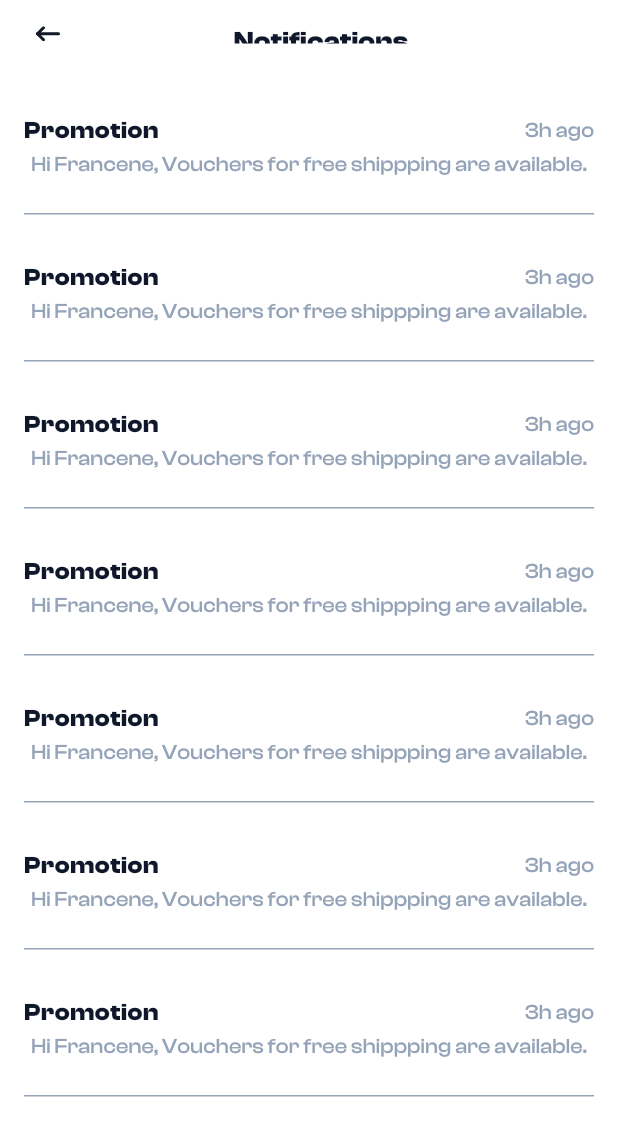
After one commit to leloucheamsted/mokolo, a Flutter app: the HomePage screen opened by its route, after a tap on an icon or button, on a phone screen of 412 x 824 dp. The commit adds this screen. Shown: the top 1136 px of the screen. Run offline on Flutter 3.47's test engine with Material 2 defaults, Android fonts, the phone set to English and light mode, and no system bars; our stand-ins replace carousel_slider, connectivity_plus, dartz, flutter_modular, flutter_svg, pin_code_fields and 2 more; project files that could hold a hidden picture were left out.

Commit message:
notification ui

```diff
--- a/lib/app_module.dart
+++ b/lib/app_module.dart
@@ -1,6 +1,7 @@
 import 'package:flutter_modular/flutter_modular.dart';
 import 'package:mokolo/modules/core/layout/layout.module.dart';
 import 'package:mokolo/modules/home/home.module.dart';
+import 'package:mokolo/modules/notifications/notifications.module.dart';
 import 'package:mokolo/modules/user/auth.module.dart';
 import 'package:mokolo/modules/user/onboarding.module.dart';
 import 'package:mokolo/routes/nav_observer.dart';
@@ -24,8 +25,9 @@ class AppModule extends Module {
   final List<ModularRoute> routes = [
     ChildRoute(AppRoute.initial.path, child: (_, __) => const SplashPage()),
     ModuleRoute(AppRoute.auth.path, module: AuthModule()),
+    ModuleRoute(AppRoute.layout.path, module: LayoutModule()),
     ModuleRoute(AppRoute.home.path, module: HomeModule()),
-    ModuleRoute(AppRoute.layout.path, module: LayoutModule()),
+    ModuleRoute(AppRoute.notification.path, module: NotificationModule()),
     ModuleRoute(AppRoute.onboarding.path, module: OnBoardingModule()),
     WildcardRoute(child: (context, args) => const RouteNotFoundPage()),
   ];
--- a/lib/modules/common/constants/layout_constants.dart
+++ b/lib/modules/common/constants/layout_constants.dart
@@ -29,14 +29,14 @@ class LayoutConstants {
   static const double paddingLarge = 16.0;
   static const double paddingMedium = 12.0;
   static const double paddingSmall = 10.0;
+  static const double paddingZero = 0.0;
 
   // Icon Size
-  static const double large =24.0;
-  static const double medium =20.0;
-
+  static const double large = 24.0;
+  static const double medium = 20.0;
 
   // Others
-  static const double actionBtnHeight=56.0;
-  static const double textFieldHeight=56.0;
-  static const double appBarSize =45.0;
+  static const double actionBtnHeight = 56.0;
+  static const double textFieldHeight = 56.0;
+  static const double appBarSize = 45.0;
 }
--- a/lib/modules/common/widgets/appBar/app_bar.dart
+++ b/lib/modules/common/widgets/appBar/app_bar.dart
@@ -1,2 +1,2 @@
 export './blank_app_bar.dart';
-export './back__empty_app_bar.dart';
+export 'back_custom_app_bar.dart';
--- a/lib/modules/common/widgets/appBar/back__empty_app_bar.dart
+++ b/lib/modules/common/widgets/appBar/back_custom_app_bar.dart
@@ -3,10 +3,10 @@ import 'dart:io';
 import '../../constants/constants.dart';
 import '../../constants/layout_constants.dart';
 
-class BackEmptyAppBar extends StatelessWidget {
+class BackCustomAppBar extends StatelessWidget {
   final Widget child;
   final VoidCallback callback;
-  const BackEmptyAppBar(
+  const BackCustomAppBar(
       {super.key, required this.callback, required this.child});
 
   @override
@@ -17,7 +17,7 @@ class BackEmptyAppBar extends StatelessWidget {
       padding: const EdgeInsets.symmetric(
           horizontal: LayoutConstants.paddingXlarge,
           vertical: LayoutConstants.paddingLarge),
-      height: LayoutConstants.appBarSize * 2,
+      height: LayoutConstants.appBarSize * 2.2,
       color: ColorPalette.white,
       alignment: Alignment.bottomLeft,
       child: child,
--- a/lib/modules/home/home.module.dart
+++ b/lib/modules/home/home.module.dart
@@ -1,7 +1,6 @@
 import 'package:flutter_modular/flutter_modular.dart';
 import 'package:mokolo/modules/home/presentation/pages/home.page.dart';
 import 'package:mokolo/modules/home/presentation/pages/store.page.dart';
-import 'package:mokolo/modules/user/presentation/onboarding/pages/onboarding_page.dart';
 import 'package:mokolo/routes/app_routes.enum.dart';
 
 class HomeModule extends Module {
--- a/lib/modules/home/presentation/pages/ui/home_app_bar.dart
+++ b/lib/modules/home/presentation/pages/ui/home_app_bar.dart
@@ -1,7 +1,9 @@
 import 'package:flutter/material.dart';
+import 'package:flutter_modular/flutter_modular.dart';
 import 'package:flutter_svg/svg.dart';
 import 'package:mokolo/modules/common/widgets/widgets.dart';
 
+import '../../../../../routes/app_routes.enum.dart';
 import '../../../../common/constants/constants.dart';
 import '../../../../common/constants/layout_constants.dart';
 
@@ -28,8 +30,25 @@ class HomeAppBar extends StatelessWidget {
                   fontSize: FontsSize.head4),
             ),
             SizedBox(
-                child: const BadgeIconButton(
-                    iconName: IconsName.notification, badgeCount: "2"))
+                child: Material(
+              color: Colors.white.withOpacity(0.0),
+              child: InkWell(
+                splashColor: ColorPalette.secondaryBase,
+                borderRadius: BorderRadius.circular(LayoutConstants.radiusBig),
+                onTap: () {
+                  Modular.to.pushNamed(AppRoute.notification.path);
+                },
+                child: Ink(
+                  decoration: BoxDecoration(
+                    color: ColorPalette.white,
+                    borderRadius:
+                        BorderRadius.circular(LayoutConstants.radiusBig),
+                  ),
+                  child: const BadgeIconButton(
+                      iconName: IconsName.notification, badgeCount: "2"),
+                ),
+              ),
+            ))
           ]),
     );
     ;
--- a/lib/modules/home/presentation/pages/ui/store_app_bar.dart
+++ b/lib/modules/home/presentation/pages/ui/store_app_bar.dart
@@ -15,7 +15,7 @@ class StoreAppBar extends StatelessWidget {
           horizontal: LayoutConstants.paddingXlarge,
           vertical: LayoutConstants.paddingLarge),
       alignment: Alignment.bottomCenter,
-      height: LayoutConstants.appBarSize * 3,
+      height: LayoutConstants.appBarSize * 2.2,
       child: Row(
         mainAxisAlignment: MainAxisAlignment.spaceBetween,
         crossAxisAlignment: CrossAxisAlignment.center,
--- /dev/null
+++ b/lib/modules/notifications/notifications.module.dart
@@ -0,0 +1,15 @@
+import 'package:flutter_modular/flutter_modular.dart';
+import 'package:mokolo/modules/notifications/presentation/pages/notifications.page.dart';
+import 'package:mokolo/routes/app_routes.enum.dart';
+
+class NotificationModule extends Module {
+  @override
+  //--
+  @override
+  List<ModularRoute> get routes => [
+        ChildRoute(
+          AppRoute.notification.pathAsChild,
+          child: (context, args) => const NotificationPage(),
+        ),
+      ];
+}
--- /dev/null
+++ b/lib/modules/notifications/presentation/pages/notifications.page.dart
@@ -0,0 +1,65 @@
+import 'package:flutter/material.dart';
+import 'package:flutter_svg/svg.dart';
+import 'package:mokolo/modules/common/constants/constants.dart';
+
+import '../../../common/constants/layout_constants.dart';
+import '../../../common/widgets/appBar/back_custom_app_bar.dart';
+import 'ui/notification_item.dart';
+
+class NotificationPage extends StatelessWidget {
+  const NotificationPage({super.key});
+
+  @override
+  Widget build(BuildContext context) {
+    return Scaffold(
+      backgroundColor: ColorPalette.white,
+      appBar: AppBar(
+        automaticallyImplyLeading: false,
+        toolbarHeight: LayoutConstants.appBarSize,
+        flexibleSpace: BackCustomAppBar(
+          callback: () {},
+          child: Row(
+            children: [
+              SvgPicture.asset(IconsName.back),
+              const Spacer(),
+              const Text(
+                'Notifications',
+                textAlign: TextAlign.center,
+                style: TextStyle(
+                    color: ColorPalette.greyScale900,
+                    fontStyle: FontStyle.normal,
+                    fontWeight: FontWeight.w600,
+                    letterSpacing: 0.1,
+                    fontSize: FontsSize.xlarge,
+                    fontFamily: Fonts.bold),
+              ),
+              const Spacer(),
+            ],
+          ),
+        ),
+      ),
+      body: const SafeArea(
+        child: Padding(
+          padding: EdgeInsets.fromLTRB(
+              LayoutConstants.paddingZero,
+              LayoutConstants.paddingLarge,
+              LayoutConstants.paddingZero,
+              LayoutConstants.paddingZero),
+          child: SingleChildScrollView(
+            child: Column(
+              children: [
+                NotificationItem(),
+                NotificationItem(),
+                NotificationItem(),
+                NotificationItem(),
+                NotificationItem(),
+                NotificationItem(),
+                NotificationItem(),
+              ],
+            ),
+          ),
+        ),
+      ),
+    );
+  }
+}
--- /dev/null
+++ b/lib/modules/notifications/presentation/pages/ui/notification_item.dart
@@ -0,0 +1,71 @@
+import 'package:flutter/material.dart';
+import 'package:mokolo/modules/common/constants/constants.dart';
+import 'package:mokolo/modules/common/constants/layout_constants.dart';
+
+class NotificationItem extends StatelessWidget {
+  const NotificationItem({super.key});
+
+  @override
+  Widget build(BuildContext context) {
+    return Container(
+      // decoration: const BoxDecoration(
+      //   border: Border(
+      //       bottom: BorderSide(width: 1, color: ColorPalette.greyScale400)),
+      // ),
+      child: const Padding(
+        padding: EdgeInsets.all(LayoutConstants.paddingLarge),
+        child: Column(
+          children: [
+            Row(
+              mainAxisAlignment: MainAxisAlignment.spaceBetween,
+              crossAxisAlignment: CrossAxisAlignment.center,
+              children: [
+                Text(
+                  'Promotion',
+                  style: TextStyle(
+                    color: ColorPalette.greyScale900,
+                    fontSize: FontsSize.large,
+                    fontFamily: Fonts.bold,
+                    letterSpacing: 0.4,
+                    fontWeight: FontWeight.w600,
+                  ),
+                ),
+                Text(
+                  '3h ago',
+                  style: TextStyle(
+                    color: ColorPalette.greyScale400,
+                    fontSize: FontsSize.medium,
+                    fontFamily: Fonts.medium,
+                    letterSpacing: 0.1,
+                    fontWeight: FontWeight.w500,
+                  ),
+                ),
+              ],
+            ),
+            SizedBox(
+              height: LayoutConstants.spacingXsmall / 2,
+            ),
+            Text(
+              'Hi Francene, Vouchers for free shippping are available.',
+              style: TextStyle(
+                color: ColorPalette.greyScale400,
+                fontSize: FontsSize.medium,
+                fontFamily: Fonts.medium,
+                letterSpacing: 0.1,
+                fontWeight: FontWeight.w500,
+              ),
+            ),
+            SizedBox(
+              height: LayoutConstants.spacingLarge,
+            ),
+            Divider(
+              height: 1,
+              color: ColorPalette.greyScale400,
+            ),
+          ],
+        ),
+      ),
+      // color: Colors.red,
+    );
+  }
+}
--- a/lib/modules/user/presentation/auth/pages/otp_page.dart
+++ b/lib/modules/user/presentation/auth/pages/otp_page.dart
@@ -6,7 +6,7 @@ import 'package:mokolo/modules/user/presentation/auth/pages/ui/input_code.dart';
 import '../../../../../routes/app_routes.enum.dart';
 import '../../../../common/constants/constants.dart';
 import '../../../../common/constants/layout_constants.dart';
-import '../../../../common/widgets/appBar/back__empty_app_bar.dart';
+import '../../../../common/widgets/appBar/back_custom_app_bar.dart';
 import '../../../../common/widgets/buttons/action_button.dart';
 
 class OtpPage extends StatefulWidget {
@@ -23,7 +23,7 @@ class _OtpPageState extends State<OtpPage> {
       appBar: AppBar(
         automaticallyImplyLeading: false,
         toolbarHeight: LayoutConstants.appBarSize + 10,
-        flexibleSpace: BackEmptyAppBar(
+        flexibleSpace: BackCustomAppBar(
           callback: () {},
           child: SvgPicture.asset(IconsName.back),
         ),
--- a/lib/modules/user/presentation/auth/pages/phone_input_page.dart
+++ b/lib/modules/user/presentation/auth/pages/phone_input_page.dart
@@ -21,7 +21,7 @@ class _PhoneInputPageState extends State<PhoneInputPage> {
       appBar: AppBar(
         automaticallyImplyLeading: false,
         toolbarHeight: LayoutConstants.appBarSize + 10,
-        flexibleSpace: BackEmptyAppBar(
+        flexibleSpace: BackCustomAppBar(
           callback: () {},
           child: SvgPicture.asset(IconsName.close),
         ),
--- a/lib/routes/app_routes.enum.dart
+++ b/lib/routes/app_routes.enum.dart
@@ -7,8 +7,11 @@ enum AppRoute {
   otp("/auth/otp/"),
 
   layout('/layout/'),
+
   home("/home/"),
   store("/home/store/"),
+
+  notification("/notification/"),
 
   user("/user/"),
   userProfileCurrent("/user/profile"),
```
